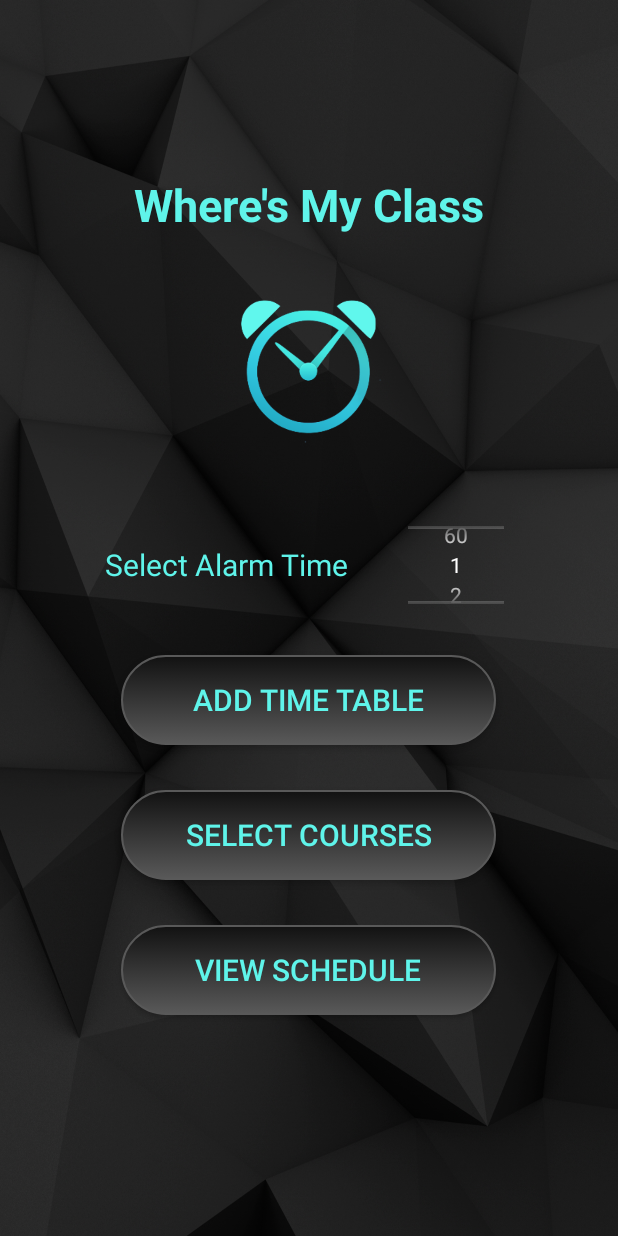
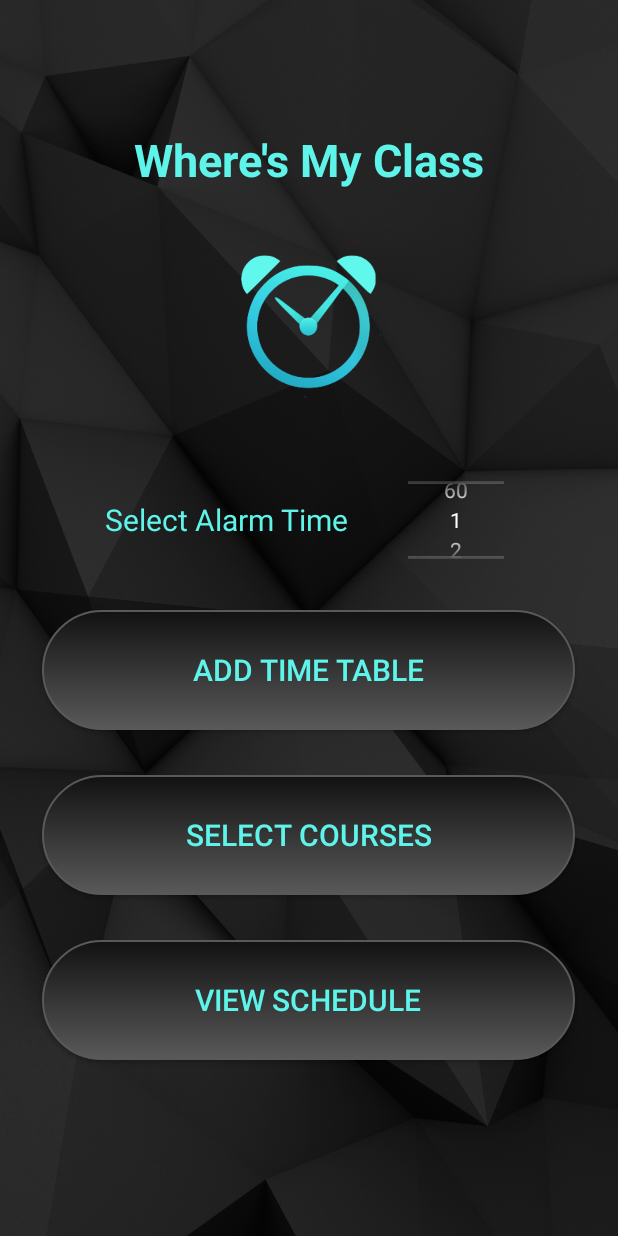
Before and after one commit to Faateh-Jarree/WheresMyClass, an Android app: the screen it shows after launch (Add_Table), on a phone screen of 412 x 824 dp. Run offline under Robolectric (Android 15) with nearby library versions, the phone set to English and light mode, and no system bars.

```diff
--- a/app/src/main/res/layout/add_table.xml
+++ b/app/src/main/res/layout/add_table.xml
@@ -61,8 +61,8 @@
     <Button
         android:id="@+id/add_time_table_btn"
         android:layout_below="@+id/lin_view"
-        android:layout_width="250dp"
-        android:layout_height="60dp"
+        android:layout_width="355dp"
+        android:layout_height="80dp"
         android:layout_marginBottom="30dp"
         android:background="@drawable/circular_button"
         android:text="@string/addTable_addTimeTable"
@@ -74,8 +74,8 @@
     <Button
         android:id="@+id/select_courses_btn"
         android:layout_below="@id/add_time_table_btn"
-        android:layout_width="250dp"
-        android:layout_height="60dp"
+        android:layout_width="355dp"
+        android:layout_height="80dp"
         android:layout_marginBottom="30dp"
         android:background="@drawable/circular_button"
         android:text="@string/addTable_selectCourses"
@@ -87,8 +87,8 @@
     <Button
         android:id="@+id/view_schedule_btn"
         android:layout_below="@+id/select_courses_btn"
-        android:layout_width="250dp"
-        android:layout_height="60dp"
+        android:layout_width="355dp"
+        android:layout_height="80dp"
         android:background="@drawable/circular_button"
         android:text="@string/addTable_viewSchedule"
         android:textColor="@color/colorAccent"
```
